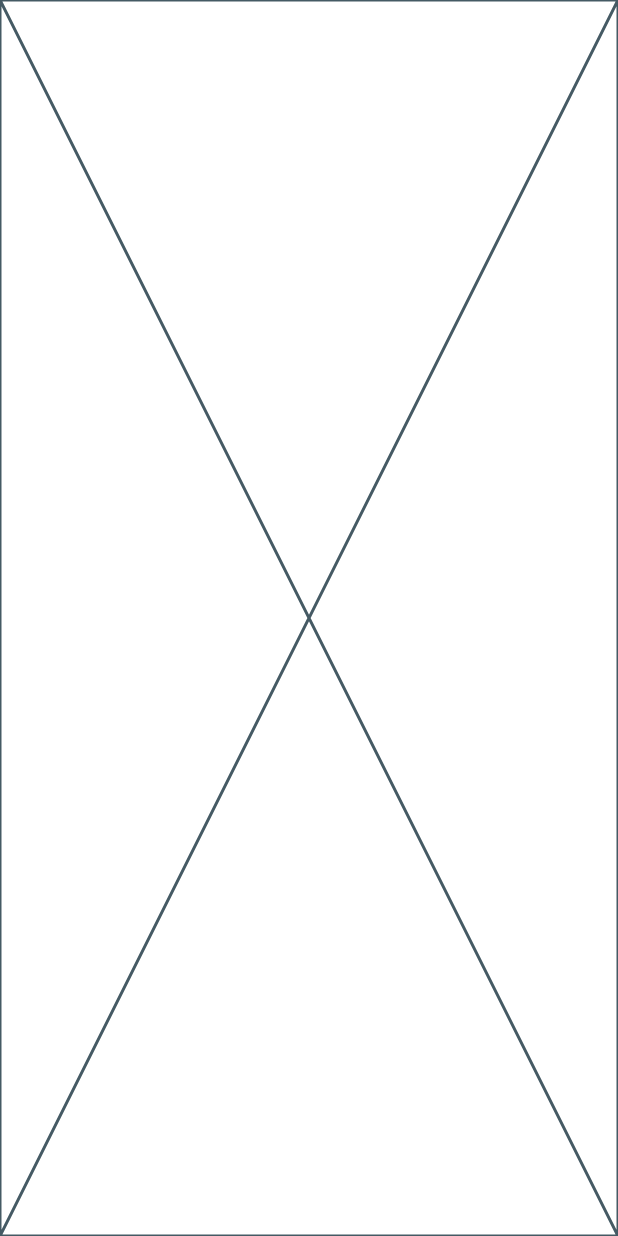
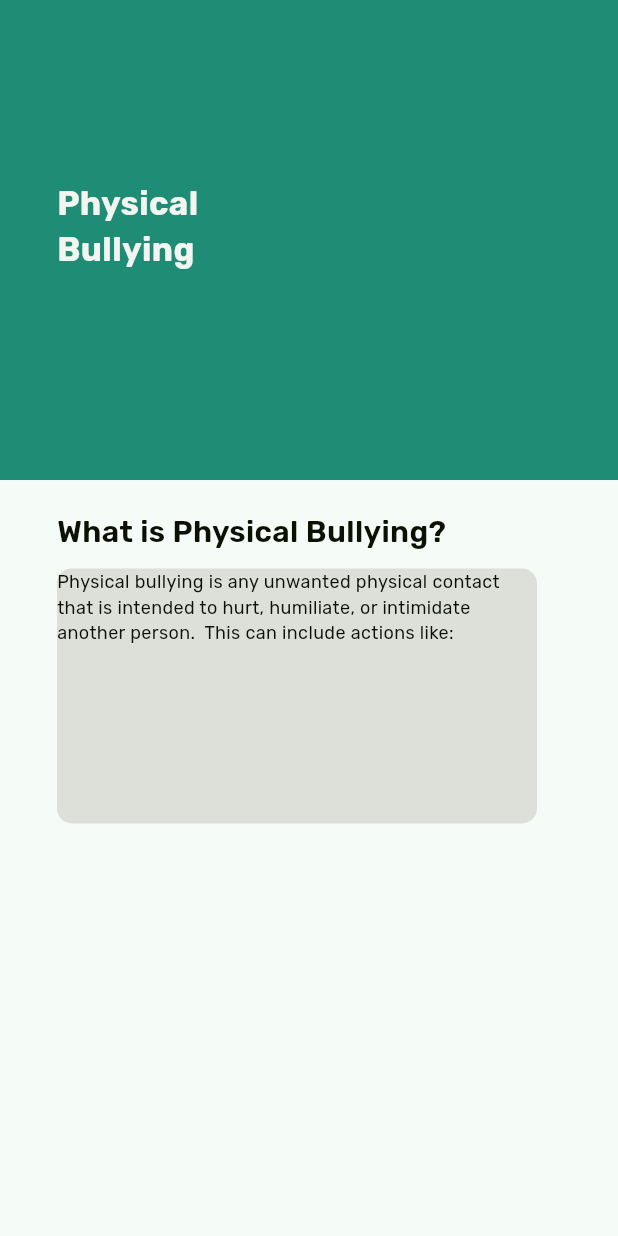
Before and after one commit to nsennes/SafeSchool, a Flutter app: the screen it shows after launch, after a tap on "Physical", on a phone screen of 412 x 824 dp. Run offline on Flutter 3.47's test engine with Material 3 defaults, Android fonts, the phone set to English and light mode, and no system bars.

Commit message:
updated physical bullying page :alien:

```diff
--- a/safeschool/lib/pages/bullying_types/physical.dart
+++ b/safeschool/lib/pages/bullying_types/physical.dart
@@ -1,10 +1,59 @@
 import 'package:flutter/material.dart';
+import 'package:safeschool/Utilities/colors_use.dart';
+import 'package:safeschool/Utilities/text_use.dart';
 
 class Physical extends StatelessWidget {
   const Physical({super.key});
 
   @override
   Widget build(BuildContext context) {
-    return const Placeholder();
+    return Scaffold(
+      body: Column(
+        crossAxisAlignment: CrossAxisAlignment.start,
+        children: [
+          Stack(
+            children: [
+              Container(
+                height: 320,
+                color: ColorsUse.primaryColor,
+              ),
+              Padding(
+                padding: const EdgeInsets.only(left: 38.0, top: 120),
+                child: Text(
+                  "Physical\nBullying",
+                  style: TextUse.heading_1(),
+                ),
+              )
+            ],
+          ),
+          Padding(
+            padding: const EdgeInsets.only(top: 20, left: 38),
+            child: Container(
+              child: Text("What is Physical Bullying?",
+                  style: TextUse.heading_2()
+                      .merge(TextStyle(color: ColorsUse.accentColor))),
+            ),
+          ),
+          const SizedBox(
+            height: 10,
+          ),
+          Padding(
+            padding: const EdgeInsets.only(left: 38),
+            child: Container(
+              height: 170,
+              width: 320,
+              decoration: BoxDecoration(
+                  borderRadius: BorderRadius.circular(10),
+                  color: ColorsUse.secondaryColor),
+              child: Text(
+                "Physical bullying is any unwanted physical contact that is intended to hurt, humiliate, or intimidate another person.  This can include actions like:",
+                style: TextUse.body()
+                    .merge(TextStyle(color: ColorsUse.accentColor)),
+              ),
+            ),
+          ),
+        ],
+      ),
+    );
   }
 }
--- a/safeschool/lib/pages/home.dart
+++ b/safeschool/lib/pages/home.dart
@@ -10,7 +10,6 @@ class Home extends StatelessWidget {
   Widget build(BuildContext context) {
     return Scaffold(
       body: Column(
-        // Change Expanded to Column
         children: [
           Expanded(
             child: Stack(
@@ -45,11 +44,6 @@ class Home extends StatelessWidget {
                         ),
                       ),
                     ),
-                    // SizedBox(
-                    //   height: 150,
-                    //   width: 150,
-                    //   child: Image.asset("assets/images/greeting.png"),
-                    // )
                     const SizedBox(
                       height: 10,
                     ),
```
